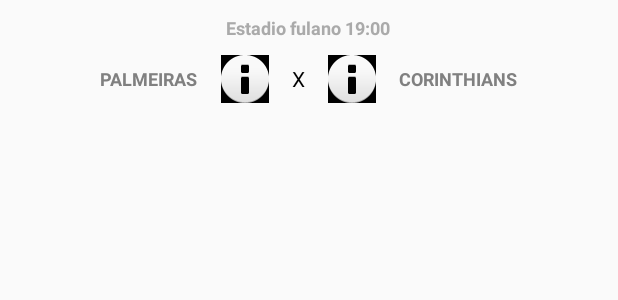
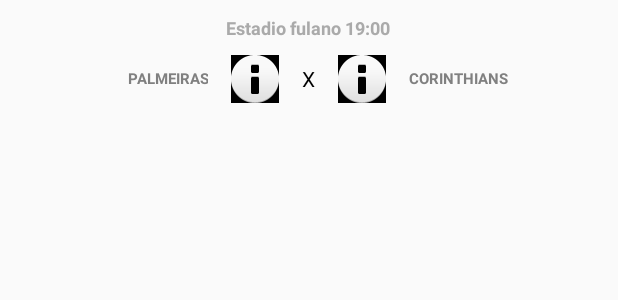
Before and after one commit to terebinto/amadorfc, an Android app: the layout row_item_rodada.xml on its own in the app's theme, with its tools: preview values and no code run, on a phone screen of 412 x 824 dp. Shown: the top 300 px of the screen. Run offline under Robolectric (Android 15) with nearby library versions, the phone set to English and light mode, and no system bars.

Commit message:
Ajuste Proximo Jogos.

```diff
--- a/app/build.gradle
+++ b/app/build.gradle
@@ -31,4 +31,6 @@
     compile 'com.bluelinelabs:logansquare:1.3.4'
     compile 'com.squareup.okhttp:okhttp:2.6.0'
     compile 'com.squareup.okhttp3:okhttp:3.6.0'
+    compile 'com.android.support:cardview-v7:21.0.3'
+
 }
--- a/app/src/main/java/com/amadorfc/amadorfc/FragmentJogos.java
+++ b/app/src/main/java/com/amadorfc/amadorfc/FragmentJogos.java
@@ -34,6 +34,7 @@
     @Override
     public void onResume() {
         super.onResume();
+
         new ProximosJogosTask((AmadorfcApplication) getActivity().getApplicationContext(), getActivity(), FragmentJogos.this).execute();
     }
 
--- a/app/src/main/java/com/amadorfc/amadorfc/FragmentNoticia.java
+++ b/app/src/main/java/com/amadorfc/amadorfc/FragmentNoticia.java
@@ -11,7 +11,7 @@
 import com.amadorfc.amadorfc.model.Noticias;
 
 
-public class FragmentNoticia extends Fragment {
+public class FragmentNoticia extends Fragment{
 
     private ListView listView1;
 
--- a/app/src/main/java/com/amadorfc/amadorfc/task/ProximosJogosTask.java
+++ b/app/src/main/java/com/amadorfc/amadorfc/task/ProximosJogosTask.java
@@ -2,6 +2,7 @@
 
 import android.app.Activity;
 import android.app.ProgressDialog;
+import android.graphics.BitmapFactory;
 import android.os.AsyncTask;
 
 import com.amadorfc.amadorfc.app.AmadorfcApplication;
@@ -13,6 +14,8 @@
 import com.amadorfc.amadorfc.task.listener.CampeonatoListener;
 import com.amadorfc.amadorfc.task.listener.ProximosJogosListener;
 
+import java.io.InputStream;
+import java.net.URL;
 import java.util.List;
 
 
@@ -41,6 +44,7 @@
     @Override
     protected List<ProximosJogos> doInBackground(String... params) {
         try {
+
             List<ProximosJogos> retornar = ProximosJogosController.loadProximosJogos(application);
             return retornar;
         } catch (RestException e) {
--- a/app/src/main/res/layout/fragment_fragment_jogos.xml
+++ b/app/src/main/res/layout/fragment_fragment_jogos.xml
@@ -3,7 +3,8 @@
     android:layout_width="match_parent"
     android:layout_height="match_parent"
     tools:context="com.amadorfc.amadorfc.FragmentJogos"
-    android:layout_gravity="center">
+    android:layout_gravity="center"
+    android:background="@android:color/white">
 
     <ListView
         android:id="@+id/list"
--- a/app/src/main/res/layout/row_item_rodada.xml
+++ b/app/src/main/res/layout/row_item_rodada.xml
@@ -30,23 +30,26 @@
             android:layout_height="wrap_content"
             android:layout_centerInParent="true">
 
+            <TextView
+                android:id="@+id/name_time_mandante"
+                android:layout_width="100dp"
+                android:layout_height="wrap_content"
+                android:layout_alignParentTop="true"
+                android:textAlignment="textEnd"
+                android:layout_gravity="end|center_vertical"
+                android:layout_marginRight="@dimen/margin_15"
+                android:text="PALMEIRAS"
+                android:textAppearance="?android:attr/textAppearanceSmall"
+                android:textColor="@android:color/tertiary_text_light"
+                android:textSize="10sp"
+                android:textStyle="bold" />
+
             <LinearLayout
                 android:layout_width="wrap_content"
                 android:layout_height="wrap_content"
                 android:layout_centerInParent="true">
 
-                <TextView
-                    android:id="@+id/name_time_mandante"
-                    android:layout_width="wrap_content"
-                    android:layout_height="wrap_content"
-                    android:layout_alignParentTop="true"
-                    android:layout_gravity="center_vertical"
-                    android:layout_marginRight="@dimen/margin_15"
-                    android:text="PALMEIRAS"
-                    android:textAppearance="?android:attr/textAppearanceSmall"
-                    android:textColor="@android:color/tertiary_text_light"
-                    android:textSize="12sp"
-                    android:textStyle="bold"/>
+
 
                 <ImageView
                     android:id="@+id/image_time_mandante"
@@ -58,7 +61,6 @@
                     android:background="@android:color/black"
                     android:src="@android:drawable/ic_dialog_info" />
 
-            </LinearLayout>
 
 
             <TextView
@@ -70,13 +72,11 @@
                 android:layout_marginRight="@dimen/margin_15"
                 android:text="X"
                 android:textAppearance="?android:attr/textAppearanceSmall"
-                android:textColor="@android:color/black" />
+                android:textColor="@android:color/black"
+                android:maxLines="4"
+                android:singleLine="false"/>
 
 
-            <LinearLayout
-                android:layout_width="wrap_content"
-                android:layout_height="wrap_content"
-                android:layout_centerInParent="true">
 
 
                 <ImageView
@@ -89,19 +89,21 @@
                     android:background="@android:color/black"
                     android:src="@android:drawable/ic_dialog_info" />
 
+
+            </LinearLayout>
+
             <TextView
                 android:id="@+id/name_time_visitante"
-                    android:layout_width="wrap_content"
+                android:layout_width="100dp"
                 android:layout_height="wrap_content"
                 android:layout_alignParentTop="true"
-                    android:layout_gravity="center_vertical"
+                android:textAlignment="textStart"
+                android:layout_gravity="start|center_vertical"
                 android:layout_marginLeft="@dimen/margin_15"
                 android:text="CORINTHIANS"
                 android:textColor="@android:color/tertiary_text_light"
-                    android:textSize="12sp"
+                android:textSize="10sp"
                 android:textStyle="bold" />
-
-            </LinearLayout>
 
         </LinearLayout>
 
```
Also changed, not shown: app/src/main/java/com/amadorfc/amadorfc/adapter/ListJogosAdapter.java (+18 -3 lines), app/src/main/java/com/amadorfc/amadorfc/rest/proximosJogos/ProximosJogos.java (+11 -0 lines). Lines whose indentation alone changed are shown as unchanged.
